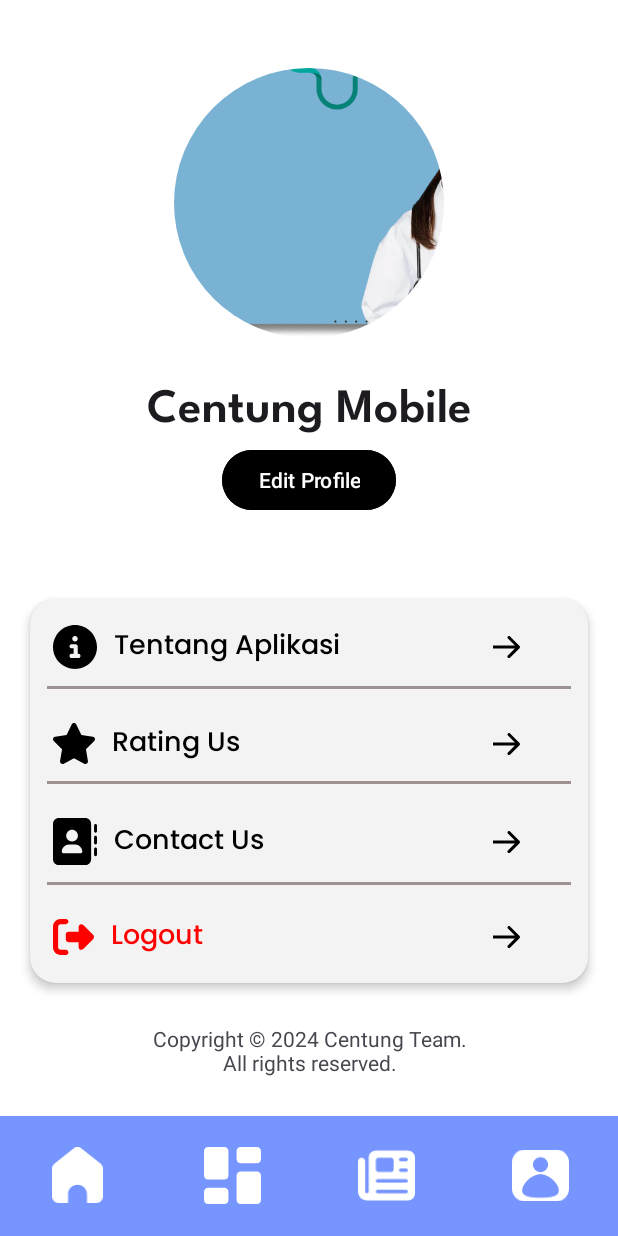
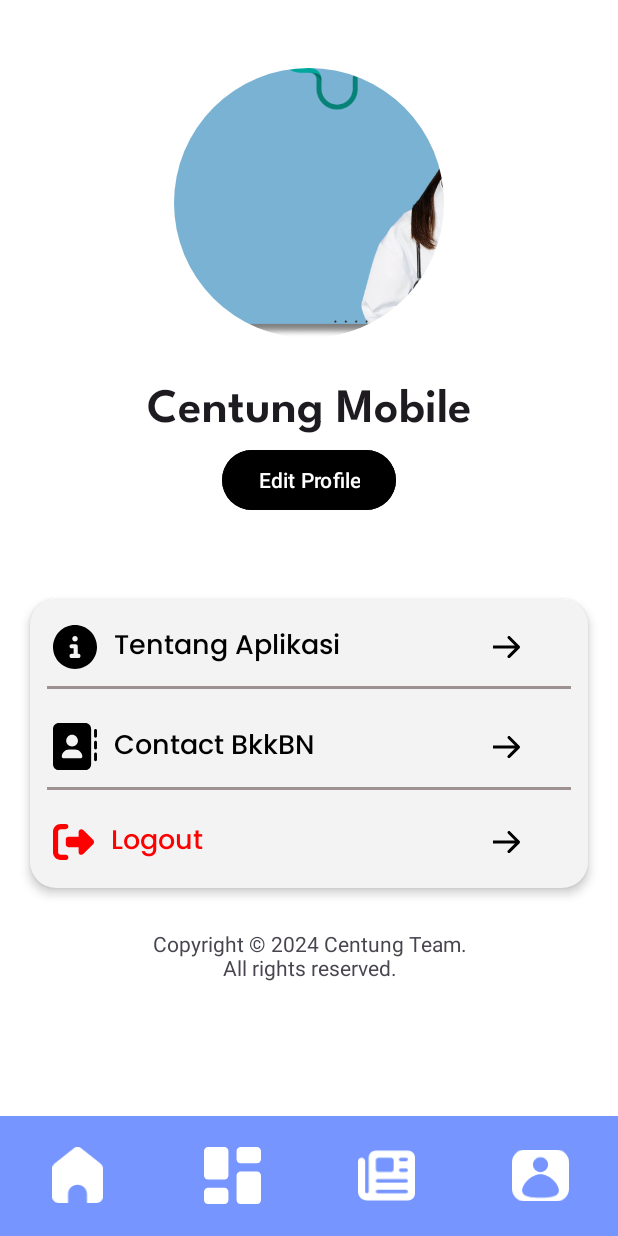
Before and after one commit to Centung-C242-PS276/Mobile-Development, an Android app: the ProfileFragment screen opened through its navigation route, on a phone screen of 412 x 824 dp. Run offline under Robolectric (Android 15) with nearby library versions, the phone set to English and light mode, and no system bars; our stand-ins replace CircleImageView, navigation-ui.

Commit message:
Update ui profile  and functionlity

```diff
--- a/app/src/main/java/com/capstone/centung/ui/profile/ProfileFragment.kt
+++ b/app/src/main/java/com/capstone/centung/ui/profile/ProfileFragment.kt
@@ -8,6 +8,8 @@ import android.view.ViewGroup
 import androidx.fragment.app.Fragment
 import com.capstone.centung.databinding.FragmentProfileBinding
 import com.capstone.centung.ui.about_app.AboutAppActivity
+import com.capstone.centung.ui.contact_us.ContactUsActivity
+import com.capstone.centung.ui.edit_profile.EditProfileActivity
 import com.capstone.centung.ui.login.LoginActivity
 
 class ProfileFragment : Fragment() {
@@ -31,17 +33,15 @@ class ProfileFragment : Fragment() {
 
     private fun setupButtonActions() {
         binding.apply {
-
+            btnEditProfile.setOnClickListener {
+                startActivity(Intent(requireActivity(), EditProfileActivity::class.java))
+            }
             btnAboutApp.setOnClickListener {
                 startActivity(Intent(requireActivity(), AboutAppActivity::class.java))
             }
 
-            btnRatingUs.setOnClickListener {
-
-            }
-
             btnContactUs.setOnClickListener {
-
+                startActivity(Intent(requireActivity(), ContactUsActivity::class.java))
             }
 
             btnLogout.setOnClickListener {
--- a/app/src/main/res/layout/fragment_profile.xml
+++ b/app/src/main/res/layout/fragment_profile.xml
@@ -76,20 +76,12 @@
                     app:layout_constraintTop_toTopOf="parent" />
 
                 <com.capstone.centung.utils.components.CustomItemProfile
-                    android:id="@+id/btn_rating_us"
-                    android:layout_width="match_parent"
-                    android:layout_height="wrap_content"
-                    app:addImg="@drawable/ic_star_rating"
-                    app:addText="Rating Us"
-                    app:layout_constraintTop_toBottomOf="@id/btn_about_app" />
-
-                <com.capstone.centung.utils.components.CustomItemProfile
                     android:id="@+id/btn_contact_us"
                     android:layout_width="match_parent"
                     android:layout_height="wrap_content"
                     app:addImg="@drawable/ic_contact"
-                    app:addText="Contact Us"
-                    app:layout_constraintTop_toBottomOf="@id/btn_rating_us" />
+                    app:addText="Contact BkkBN"
+                    app:layout_constraintTop_toBottomOf="@id/btn_about_app" />
 
                 <com.capstone.centung.utils.components.CustomItemProfile
                     android:id="@+id/btn_logout"
```
